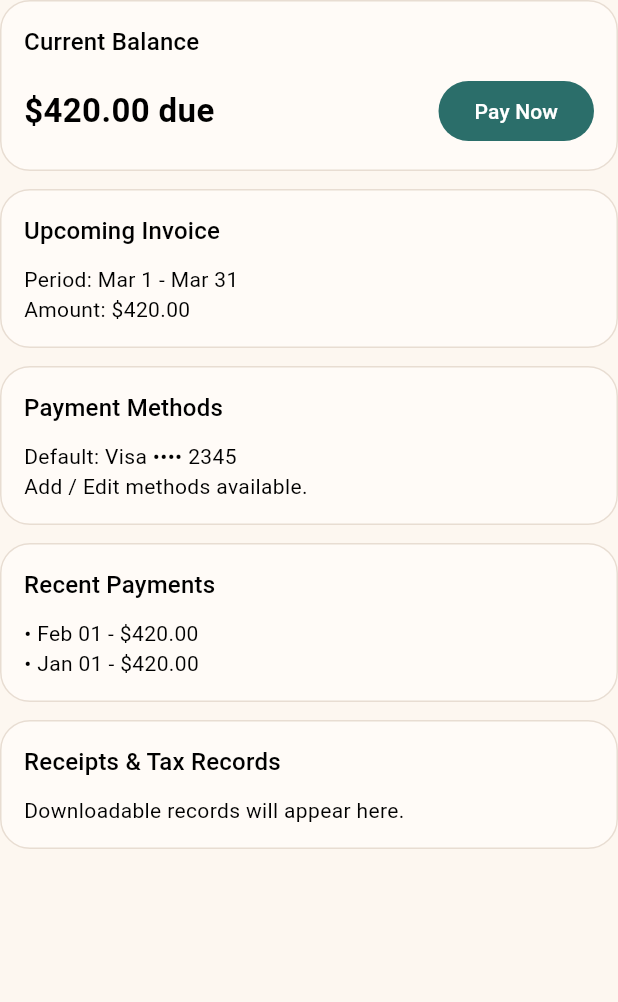
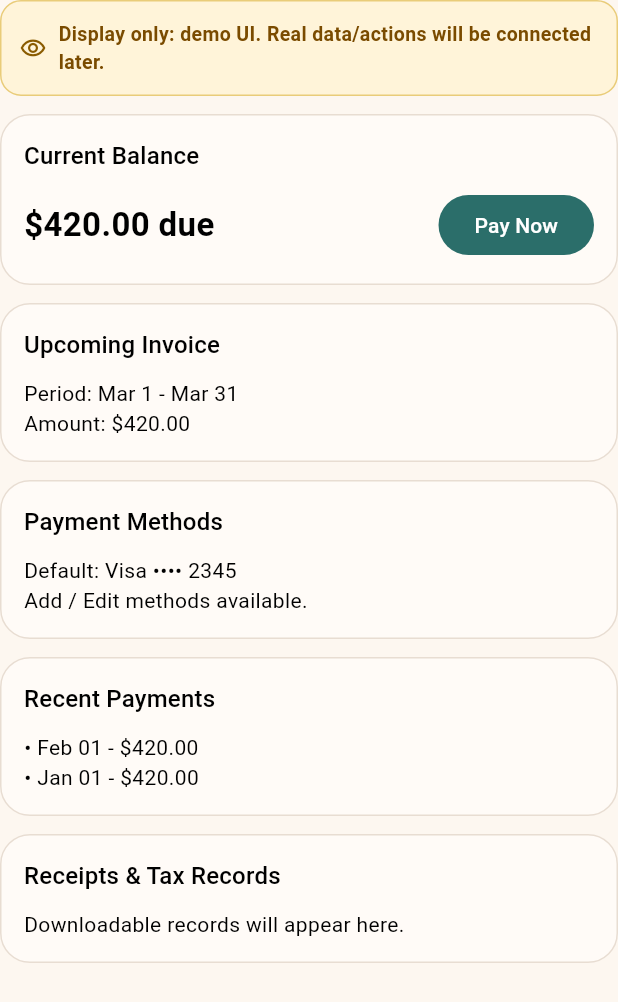
Before and after one commit to acesoftware365/parent_daycare_app_caresync, a Flutter app: the BillingPage widget shown alone on an empty page, opened directly, on a phone screen of 412 x 824 dp. Shown: the top 1002 px of the screen. Run offline on Flutter 3.47's test engine with Material 3 defaults, Android fonts, the phone set to English and light mode, and no system bars; our stand-ins replace cloud_firestore, firebase_auth, firebase_core, shared_preferences; accounts and stored records are empty; statements that could not run were skipped.

Commit message:
chore: mark parent screens as display-only demo

```diff
--- a/lib/main.dart
+++ b/lib/main.dart
@@ -294,7 +294,9 @@ class _HomePageState extends State<HomePage> {
                 : null;
 
             return ListView(
-              children: [
+              children:
+                  const [_DisplayOnlyBanner(), SizedBox(height: 12)] +
+                  [
                     _SectionCard(
                       title: 'Child Status',
                       child: Column(
@@ -339,7 +341,9 @@ class _HomePageState extends State<HomePage> {
                             onPressed: () {
                               ScaffoldMessenger.of(context).showSnackBar(
                                 SnackBar(
-                              content: Text('ETA $_eta min sent to daycare.'),
+                                  content: Text(
+                                    'ETA $_eta min sent to daycare.',
+                                  ),
                                 ),
                               );
                             },
@@ -395,9 +399,12 @@ class _HomePageState extends State<HomePage> {
                             children: List.generate(5, (i) {
                               final value = i + 1;
                               return IconButton(
-                            onPressed: () => setState(() => _rating = value),
+                                onPressed: () =>
+                                    setState(() => _rating = value),
                                 icon: Icon(
-                              value <= _rating ? Icons.star : Icons.star_border,
+                                  value <= _rating
+                                      ? Icons.star
+                                      : Icons.star_border,
                                   color: const Color(0xFFF59E0B),
                                 ),
                               );
@@ -465,16 +472,22 @@ class _ChildPageState extends State<ChildPage> {
             .toList();
 
         return ListView(
-          children: [
+          children:
+              const [_DisplayOnlyBanner(), SizedBox(height: 12)] +
+              [
                 _SectionCard(
                   title: 'Child',
                   child: Row(
                     children: [
-                  Expanded(child: Text('Linked children: ${linked.length}')),
+                      Expanded(
+                        child: Text('Linked children: ${linked.length}'),
+                      ),
                       FilledButton.icon(
                         onPressed: _requesting ? null : _openChildRequestDialog,
                         icon: const Icon(Icons.add),
-                    label: Text(_requesting ? 'Submitting...' : 'Add Child'),
+                        label: Text(
+                          _requesting ? 'Submitting...' : 'Add Child',
+                        ),
                       ),
                     ],
                   ),
@@ -655,7 +668,9 @@ class ProfilePage extends StatelessWidget {
             : '$firstName $lastName'.trim();
 
         return ListView(
-          children: [
+          children:
+              const [_DisplayOnlyBanner(), SizedBox(height: 12)] +
+              [
                 _SectionCard(
                   title: 'Parent Information',
                   child: Column(
@@ -675,7 +690,8 @@ class ProfilePage extends StatelessWidget {
                     crossAxisAlignment: CrossAxisAlignment.start,
                     children: [
                       Text(
-                    (data['pickupNotes'] ?? 'No pickup notes yet.').toString(),
+                        (data['pickupNotes'] ?? 'No pickup notes yet.')
+                            .toString(),
                       ),
                       const SizedBox(height: 8),
                       FilledButton.tonal(
@@ -769,7 +785,9 @@ class _FormsPageState extends State<FormsPage> {
         }
 
         return ListView(
-          children: [
+          children:
+              const [_DisplayOnlyBanner(), SizedBox(height: 12)] +
+              [
                 _SectionCard(
                   title: 'Add Signature',
                   child: Column(
@@ -833,7 +851,9 @@ class _FormsPageState extends State<FormsPage> {
                                 if (!mounted) return;
                                 setState(() => _saving = false);
                                 messenger.showSnackBar(
-                              const SnackBar(content: Text('Signature saved.')),
+                                  const SnackBar(
+                                    content: Text('Signature saved.'),
+                                  ),
                                 );
                               },
                         child: const Text('Save Signature'),
@@ -899,7 +919,9 @@ class BillingPage extends StatelessWidget {
   @override
   Widget build(BuildContext context) {
     return ListView(
-      children: [
+      children:
+          const [_DisplayOnlyBanner(), SizedBox(height: 12)] +
+          [
             _SectionCard(
               title: 'Current Balance',
               child: Row(
@@ -907,7 +929,10 @@ class BillingPage extends StatelessWidget {
                   const Expanded(
                     child: Text(
                       r'$420.00 due',
-                  style: TextStyle(fontSize: 22, fontWeight: FontWeight.w700),
+                      style: TextStyle(
+                        fontSize: 22,
+                        fontWeight: FontWeight.w700,
+                      ),
                     ),
                   ),
                   FilledButton(onPressed: () {}, child: const Text('Pay Now')),
@@ -922,7 +947,9 @@ class BillingPage extends StatelessWidget {
             const SizedBox(height: 12),
             const _SectionCard(
               title: 'Payment Methods',
-          child: Text('Default: Visa •••• 2345\nAdd / Edit methods available.'),
+              child: Text(
+                'Default: Visa •••• 2345\nAdd / Edit methods available.',
+              ),
             ),
             const SizedBox(height: 12),
             const _SectionCard(
@@ -935,6 +962,39 @@ class BillingPage extends StatelessWidget {
               child: Text('Downloadable records will appear here.'),
             ),
           ],
+    );
+  }
+}
+
+class _DisplayOnlyBanner extends StatelessWidget {
+  const _DisplayOnlyBanner();
+
+  @override
+  Widget build(BuildContext context) {
+    return Container(
+      width: double.infinity,
+      padding: const EdgeInsets.all(12),
+      decoration: BoxDecoration(
+        color: const Color(0xFFFFF4D9),
+        borderRadius: BorderRadius.circular(14),
+        border: Border.all(color: const Color(0xFFE9CC79)),
+      ),
+      child: const Row(
+        children: [
+          Icon(Icons.visibility_outlined, size: 18, color: Color(0xFF8A5B00)),
+          SizedBox(width: 8),
+          Expanded(
+            child: Text(
+              'Display only: demo UI. Real data/actions will be connected later.',
+              style: TextStyle(
+                color: Color(0xFF7A4B00),
+                fontWeight: FontWeight.w600,
+                fontSize: 13,
+              ),
+            ),
+          ),
+        ],
+      ),
     );
   }
 }
```
Lines whose indentation alone changed are shown as unchanged.
